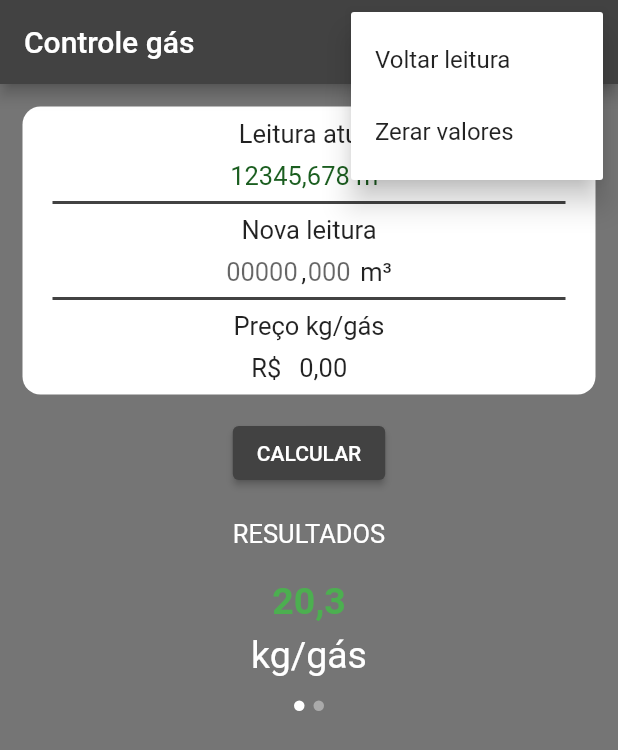
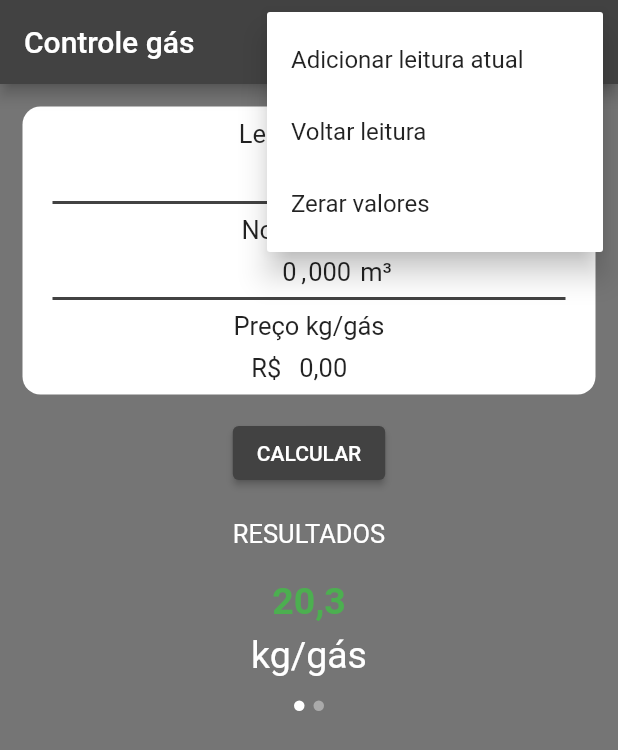
Before and after one commit to mtbossa/gas-control, a Flutter app: the screen it shows after launch, after a tap on the "more vert" icon, on a phone screen of 412 x 824 dp. Shown: the top 750 px of the screen. Run offline on Flutter 3.47's test engine with Material 2 defaults, Android fonts, the phone set to English and light mode, and no system bars; our stand-ins replace flutter_masked_text.

Commit message:
Created alert dialog for adding gas.newAtualValue and Leitura Atual text as gas.NewAtualValue

```diff
--- a/lib/app/components/home_view/container_values.dart
+++ b/lib/app/components/home_view/container_values.dart
@@ -1,9 +1,24 @@
 import 'package:flutter/material.dart';
+import 'package:flutter_masked_text/flutter_masked_text.dart';
+import 'package:gas_mvc/app/models/gas_model.dart';
 
 import 'input_gas_new_value.dart';
 import 'input_gas_price.dart';
 
 class ContainerValues extends StatelessWidget {
+  final TextEditingController newIntValueTextController;
+  final TextEditingController newDecimalValueTextController;
+  final MoneyMaskedTextController gasPriceTextController;
+  final Gas gas;
+
+  const ContainerValues(
+      {Key key,
+      @required this.newIntValueTextController,
+      @required this.newDecimalValueTextController,
+      @required this.gasPriceTextController,
+      @required this.gas})
+      : super(key: key);
+
   @override
   Widget build(BuildContext context) {
     return Container(
@@ -28,14 +43,7 @@ class ContainerValues extends StatelessWidget {
                   ),
                 ),
               ),
-              Text(
-                // TODO must be final GasModel.newAtualGasValue
-                "12345,678 m³",
-                style: TextStyle(
-                  color: Colors.green[900],
-                  fontSize: 17,
-                ),
-              ),
+              checkEmpty(),
             ],
           ),
           Divider(
@@ -60,7 +68,10 @@ class ContainerValues extends StatelessWidget {
                   ),
                 ),
               ),
-              InputGasValue(),
+              InputGasValue(
+                newDecimalValueTextController: newDecimalValueTextController,
+                newIntValueTextController: newIntValueTextController,
+              ),
             ],
           ),
           Divider(
@@ -73,7 +84,7 @@ class ContainerValues extends StatelessWidget {
             crossAxisAlignment: CrossAxisAlignment.center,
             children: [
               Padding(
-                padding:const EdgeInsets.only(
+                padding: const EdgeInsets.only(
                   right: 8.0,
                   left: 8.0,
                   bottom: 8.0,
@@ -85,11 +96,34 @@ class ContainerValues extends StatelessWidget {
                   ),
                 ),
               ),
-              InputGasPrice(),
+              InputGasPrice(
+                gasPriceController: gasPriceTextController,
+              ),
             ],
           ),
         ],
       ),
     );
   }
+
+  Text checkEmpty() {
+    if (gas.atualGasValue == 0.0 || gas.atualGasValue == null) {
+      return Text(
+        "0.0 m³",
+        style: TextStyle(
+          color: Colors.green[900],
+          fontSize: 17,
+        ),
+      );
+    } else {
+      return Text(
+        // Displays the most recent added gas value
+        "${gas.newAtualGasValue} m³",
+        style: TextStyle(
+          color: Colors.green[900],
+          fontSize: 17,
+        ),
+      );
+    }
+  }
 }
--- a/lib/app/components/home_view/input_gas_new_value.dart
+++ b/lib/app/components/home_view/input_gas_new_value.dart
@@ -1,7 +1,17 @@
 import 'package:flutter/material.dart';
 
 class InputGasValue extends StatelessWidget {
-  FocusNode _focusNode = FocusNode();
+  // For focusing next TextField
+  final FocusNode _focusNode = FocusNode();
+
+  final TextEditingController newIntValueTextController;
+  final TextEditingController newDecimalValueTextController;
+
+  InputGasValue({
+    Key key,
+    @required this.newIntValueTextController,
+    @required this.newDecimalValueTextController,
+  }) : super(key: key);
 
   @override
   Widget build(BuildContext context) {
@@ -12,14 +22,14 @@ class InputGasValue extends StatelessWidget {
           width: 50,
           child: TextField(
             textDirection: TextDirection.rtl,
-            // TODO add controller
+            controller: newIntValueTextController,
             style: TextStyle(
               fontSize: 17,
             ),
             onEditingComplete: (() => _focusNode.requestFocus()),
             decoration: InputDecoration(
               hintText: "00000",
-              contentPadding:  EdgeInsets.symmetric(vertical: -2),
+              contentPadding: EdgeInsets.symmetric(vertical: -2),
               isDense: true,
               counterText: "",
               border: InputBorder.none,
@@ -40,14 +50,14 @@ class InputGasValue extends StatelessWidget {
             width: 32,
             child: TextField(
               textDirection: TextDirection.rtl,
-              // TODO add controller
+              controller: newDecimalValueTextController,
               style: TextStyle(
                 fontSize: 17,
               ),
               focusNode: _focusNode,
               decoration: InputDecoration(
                 hintText: "000",
-                contentPadding:  EdgeInsets.symmetric(vertical: -2),
+                contentPadding: EdgeInsets.symmetric(vertical: -2),
                 isDense: true,
                 counterText: "",
                 border: InputBorder.none,
--- a/lib/app/components/home_view/input_gas_price.dart
+++ b/lib/app/components/home_view/input_gas_price.dart
@@ -2,7 +2,12 @@ import 'package:flutter/material.dart';
 import 'package:flutter_masked_text/flutter_masked_text.dart';
 
 class InputGasPrice extends StatelessWidget {
-  MoneyMaskedTextController gasPriceController = MoneyMaskedTextController();
+  final MoneyMaskedTextController gasPriceController;
+
+  const InputGasPrice({
+    Key key,
+    @required this.gasPriceController,
+  }) : super(key: key);
 
   @override
   Widget build(BuildContext context) {
@@ -29,7 +34,7 @@ class InputGasPrice extends StatelessWidget {
               ),
               textAlign: TextAlign.center,
               decoration: InputDecoration(
-                contentPadding:  EdgeInsets.symmetric(vertical: -2),
+                contentPadding: EdgeInsets.symmetric(vertical: -2),
                 isDense: true,
                 counterText: "",
                 border: InputBorder.none,
--- a/lib/app/components/home_view/page_view_result.dart
+++ b/lib/app/components/home_view/page_view_result.dart
@@ -1,9 +1,15 @@
 import 'package:flutter/material.dart';
+import 'package:gas_mvc/app/models/gas_model.dart';
 
 class PageViewResult extends StatelessWidget {
   final ValueChanged<int> onChanged;
+  final Gas gas;
 
-  const PageViewResult({Key key, @required this.onChanged}) : super(key: key);
+  const PageViewResult({
+    Key key,
+    @required this.onChanged,
+    @required this.gas,
+  }) : super(key: key);
 
   @override
   Widget build(BuildContext context) {
--- a/lib/app/constants/constants.dart
+++ b/lib/app/constants/constants.dart
@@ -1,8 +1,10 @@
 class Constants {
   static const String zerarValores = "Zerar valores";
   static const String voltarLeitura = "Voltar leitura";
+  static const String adicionarLeitura = "Adicionar leitura atual";
 
   static const List<String> choices = [
+    adicionarLeitura,
     voltarLeitura,
     zerarValores,
   ];
--- a/lib/app/models/gas_model.dart
+++ b/lib/app/models/gas_model.dart
@@ -1,4 +1,4 @@
-class GasModel {
+class Gas {
   /*
    * Value for converting the difference between the
    * newGasValue and atualGasValue.
@@ -6,6 +6,23 @@ class GasModel {
    */
   final double conversionValueCubicMetersToKg = 2.5;
   /*
+   * The last value read from the gas meter,
+   * even after calculating, so the person can reset to last
+   * value
+   */
+  final double atualGasValue;
+    /*
+   * This will be the input value.
+   */
+  final double newGasValue;
+  /*
+   * This value will be the same as newGasValue after
+   * pressing the "CALCULAR" button, as it will become
+   * the atualGasValue.
+   *
+   */
+  final double newAtualGasValue;
+    /*
    * The price that the person pays for each
    * kg of gas.
    * Ex.: R$ 6,92
@@ -13,33 +30,21 @@ class GasModel {
    */
   final double gasPrice;
   /*
-   * The last value read from the gas meter,
-   * even after calculating, so the person can reset to last
-   * value
-   */
-  final double atualGasValue;
-  /*
-   * This value will be the same as newGasValue after
-   * pressing the "CALCULAR" button, as it will become
-   * the atualGasValue.
-   *
-   */
-  final double newAtualGasValue;
-  /*
-   * This will be the input value.
-   */
-  final double newGasValue;
-  /*
    * This is the value from:
    * (newGasValue - atualGasValue) * conversionValueCubicMetersToKg
    */
   final double gasKgValue;
+  /*
+   * The amount of money spent on gas
+   */
+  final double gasMoneyValue;
 
-  GasModel({
+  Gas({
+    this.atualGasValue,
+    this.newGasValue,
     this.newAtualGasValue,
     this.gasPrice,
-    this.atualGasValue,
-    this.newGasValue,
     this.gasKgValue,
+    this.gasMoneyValue,
   });
 }
--- a/lib/app/views/home_view.dart
+++ b/lib/app/views/home_view.dart
@@ -1,8 +1,11 @@
 import 'package:flutter/material.dart';
+import 'package:flutter_masked_text/flutter_masked_text.dart';
 import 'package:gas_mvc/app/components/home_view/container_values.dart';
 import 'package:gas_mvc/app/components/home_view/dots_result.dart';
+import 'package:gas_mvc/app/components/home_view/input_gas_new_value.dart';
 import 'package:gas_mvc/app/components/home_view/page_view_result.dart';
 import 'package:gas_mvc/app/constants/constants.dart';
+import 'package:gas_mvc/app/models/gas_model.dart';
 
 class HomeView extends StatefulWidget {
   @override
@@ -11,6 +14,14 @@ class HomeView extends StatefulWidget {
 
 class _HomeViewState extends State<HomeView> {
   int _currentIndex; // Current index of result view
+  TextEditingController newIntValueTextController =
+      TextEditingController(text: "0");
+  TextEditingController newDecimalValueTextController =
+      TextEditingController(text: "000");
+  MoneyMaskedTextController gasPriceTextController =
+      MoneyMaskedTextController();
+
+  Gas gas = Gas();
 
   @override
   void initState() {
@@ -56,12 +67,21 @@ class _HomeViewState extends State<HomeView> {
                   child: Container(
                     child: Column(
                       children: [
-                        ContainerValues(),
+                        ContainerValues(
+                          newIntValueTextController: newIntValueTextController,
+                          newDecimalValueTextController:
+                              newDecimalValueTextController,
+                          gasPriceTextController: gasPriceTextController,
+                          gas: gas,
+                        ),
                         SizedBox(
                           height: 15,
                         ),
                         ElevatedButton(
-                          onPressed: () {},
+                          onPressed: () {
+                            print(
+                                "${newIntValueTextController.text}"); // Calcular e mostrar
+                          },
                           child: Text("CALCULAR"),
                           style: ButtonStyle(
                             backgroundColor: MaterialStateProperty.all<Color>(
@@ -84,6 +104,7 @@ class _HomeViewState extends State<HomeView> {
                   ),
                 ),
                 PageViewResult(
+                  gas: gas,
                   onChanged: (index) {
                     setState(() {
                       _currentIndex = index;
@@ -104,11 +125,72 @@ class _HomeViewState extends State<HomeView> {
     );
   }
 
+  // AlertDialog for adding newAtualGasValue
+  addNewGasValue(BuildContext context) {
+    return showDialog(
+      context: context,
+      builder: (context) {
+        return AlertDialog(
+          title: Text(
+            "Valor atual no medidor",
+          ),
+          content: Container(
+            height: 20,
+            child: Column(
+              crossAxisAlignment: CrossAxisAlignment.center,
+              children: [
+                InputGasValue(
+                    newIntValueTextController: newIntValueTextController,
+                    newDecimalValueTextController:
+                        newDecimalValueTextController),
+              ],
+            ),
+          ),
+          actions: [
+            TextButton(
+              onPressed: () {},
+              child: Text("CANCELAR"),
+            ),
+            ElevatedButton(
+              onPressed: () {},
+              child: Text(
+                "OK",
+              ),
+            ),
+          ],
+        );
+      },
+    );
+  }
+
+  // Revert last added value
+  void revertLastValue() {}
+
+  // Function that does something depeding on choice
   void choiceAction(String choice) {
-    if (choice == Constants.voltarLeitura) {
-      print("voltarLeitura");
+    if (choice == Constants.adicionarLeitura) {
+      addNewGasValue(context);
+    } else if (choice == Constants.voltarLeitura) {
+      revertLastValue();
     } else if (choice == Constants.zerarValores) {
       print("zerarValores");
     }
   }
+
+  // Function that calculates and displays the values
+  void calculate() {
+    String newIntValueText = newIntValueTextController.text;
+    String newDecimalValueText = newDecimalValueTextController.text;
+
+    /*
+     * Transform the text in double
+     */
+    double newIntDoubleValue = double.tryParse(newIntValueText) ?? 0.0;
+    /*
+     * Divided by 1000 so it becomes 0,###, to be the
+     * total value decimals
+     */
+    double newDecimalDoubleValue =
+        ((double.tryParse(newDecimalValueText) ?? 0.0) / 1000);
+  }
 }
```
Also changed, not shown: lib/app/controllers/home_controller.dart (+3 -6 lines).
